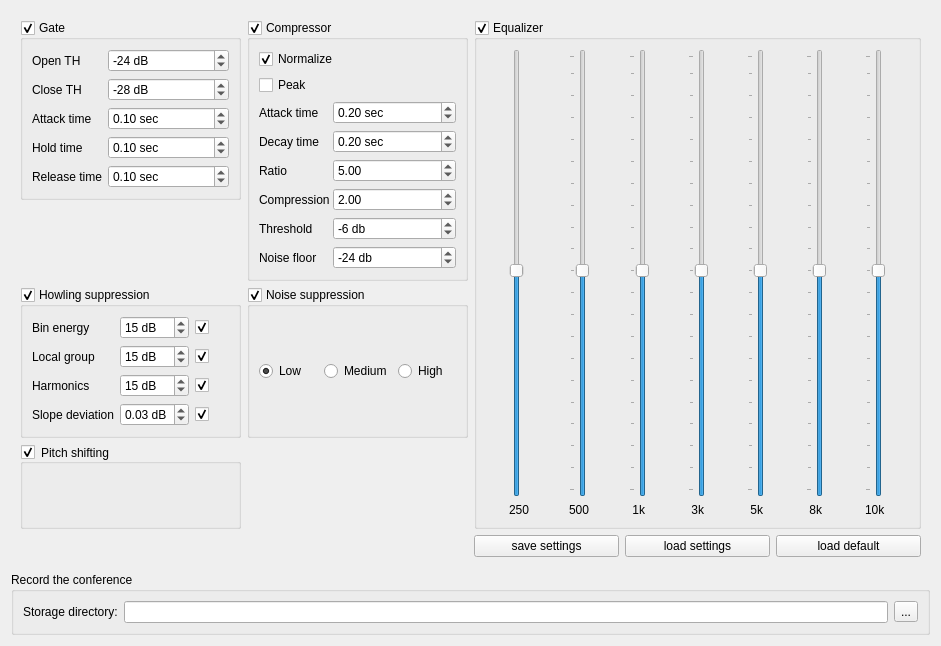
Above: ServerGui/sound_expert_mode.ui from akru/conference-speaker-server before the change. Below: the same form after it.
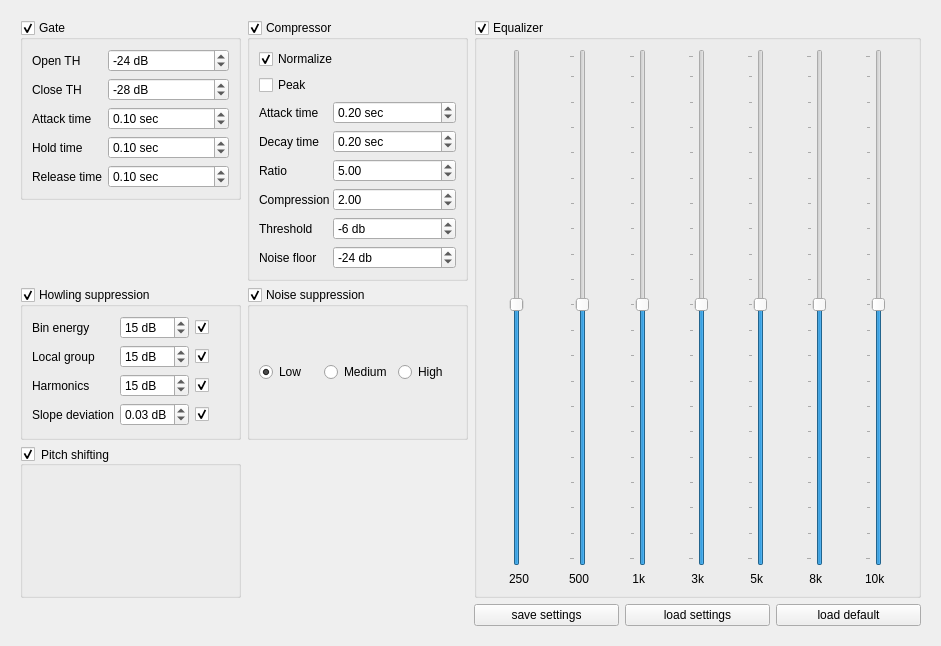
That is the form after the change.

Commit message: Expert/User sound filter settings mode

The edit to the form file:
```diff
--- a/ServerGui/sound_expert_mode.ui
+++ b/ServerGui/sound_expert_mode.ui
@@ -843,39 +843,6 @@
      </layout>
     </widget>
    </item>
-   <item>
-    <widget class="QGroupBox" name="groupBox_3">
-     <property name="title">
-      <string>Record the conference</string>
-     </property>
-     <layout class="QHBoxLayout" name="horizontalLayout_2">
-      <item>
-       <widget class="QLabel" name="label_25">
-        <property name="text">
-         <string>Storage directory:</string>
-        </property>
-       </widget>
-      </item>
-      <item>
-       <widget class="QLineEdit" name="storageEdit">
-        <property name="echoMode">
-         <enum>QLineEdit::Normal</enum>
-        </property>
-        <property name="readOnly">
-         <bool>true</bool>
-        </property>
-       </widget>
-      </item>
-      <item>
-       <widget class="QToolButton" name="storageSelectButton">
-        <property name="text">
-         <string>...</string>
-        </property>
-       </widget>
-      </item>
-     </layout>
-    </widget>
-   </item>
   </layout>
  </widget>
  <resources/>
```
Left out of the diff: 5 changed lines with no effect on the pictures. The commit also changes 6 other files.
